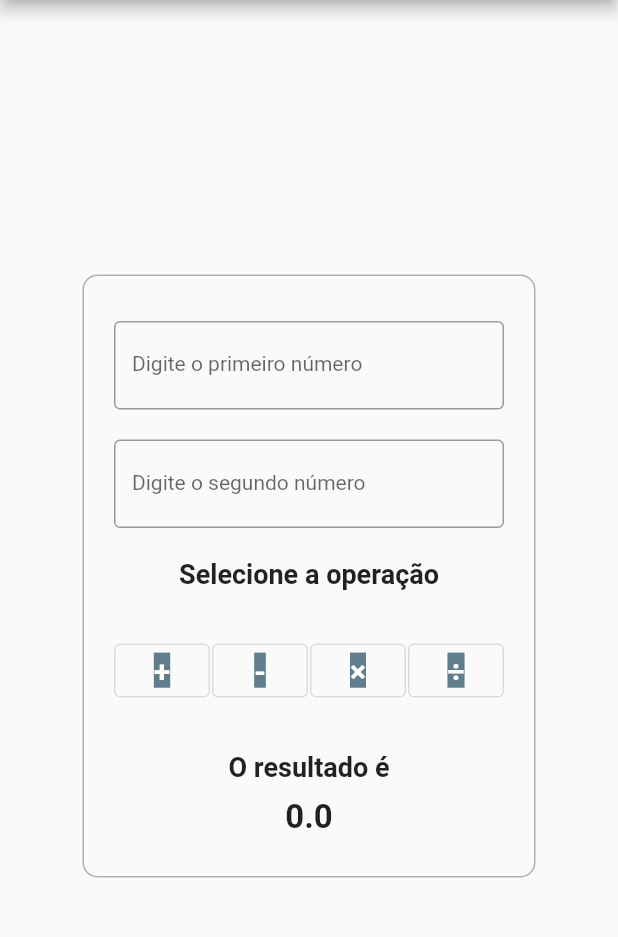
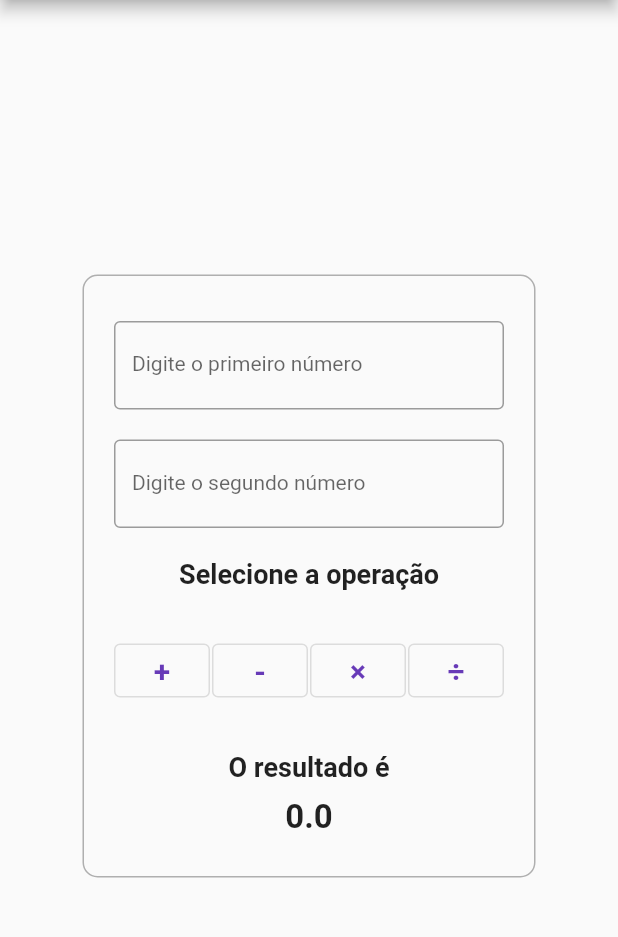
Before and after one commit to murilodamario/Prova01, a Flutter app: the screen it shows after launch, on a phone screen of 412 x 824 dp, the part 84-1021 px from its top. Run offline on Flutter 3.47's test engine with Material 2 defaults, Android fonts, the phone set to English and light mode, and no system bars.

Commit message:
Mudando os botões

```diff
--- a/lib/home.dart
+++ b/lib/home.dart
@@ -70,7 +70,7 @@ class _HomeState extends State<Home> {
                             mainAxisAlignment: MainAxisAlignment.spaceBetween,
                             children: [
                             OutlinedButton(
-                              child: const Text('+', style: TextStyle(fontSize: 20, fontWeight: FontWeight.bold, color: Colors.white, backgroundColor: Colors.blueGrey)),
+                              child: const Text('+', style: TextStyle(fontSize: 20, fontWeight: FontWeight.bold, color: Colors.deepPurple)),
                               onPressed: () {
                                 setState(() {
                                   result = double.parse(firstNumber.text) +
@@ -79,7 +79,7 @@ class _HomeState extends State<Home> {
                               },
                             ),
                             OutlinedButton(
-                              child: const Text('-', style: TextStyle(fontSize: 20, fontWeight: FontWeight.bold, color: Colors.white, backgroundColor: Colors.blueGrey)),
+                              child: const Text('-', style: TextStyle(fontSize: 20, fontWeight: FontWeight.bold, color: Colors.deepPurple)),
                               onPressed: () {
                                 setState(() {
                                   result = double.parse(firstNumber.text) -
@@ -88,7 +88,7 @@ class _HomeState extends State<Home> {
                               },
                             ),
                             OutlinedButton(
-                              child: const Text('×', style: TextStyle(fontSize: 20, fontWeight: FontWeight.bold, color: Colors.white, backgroundColor: Colors.blueGrey)),
+                              child: const Text('×', style: TextStyle(fontSize: 20, fontWeight: FontWeight.bold, color: Colors.deepPurple)),
                               onPressed: () {
                                 setState(() {
                                   result = double.parse(firstNumber.text) *
@@ -97,7 +97,7 @@ class _HomeState extends State<Home> {
                               },
                             ),
                             OutlinedButton(
-                              child: const Text('÷', style: TextStyle(fontSize: 20, fontWeight: FontWeight.bold, color: Colors.white, backgroundColor: Colors.blueGrey)),
+                              child: const Text('÷', style: TextStyle(fontSize: 20, fontWeight: FontWeight.bold, color: Colors.deepPurple)),
                               onPressed: () {
                                 setState(() {
                                   result = double.parse(firstNumber.text) /
```
